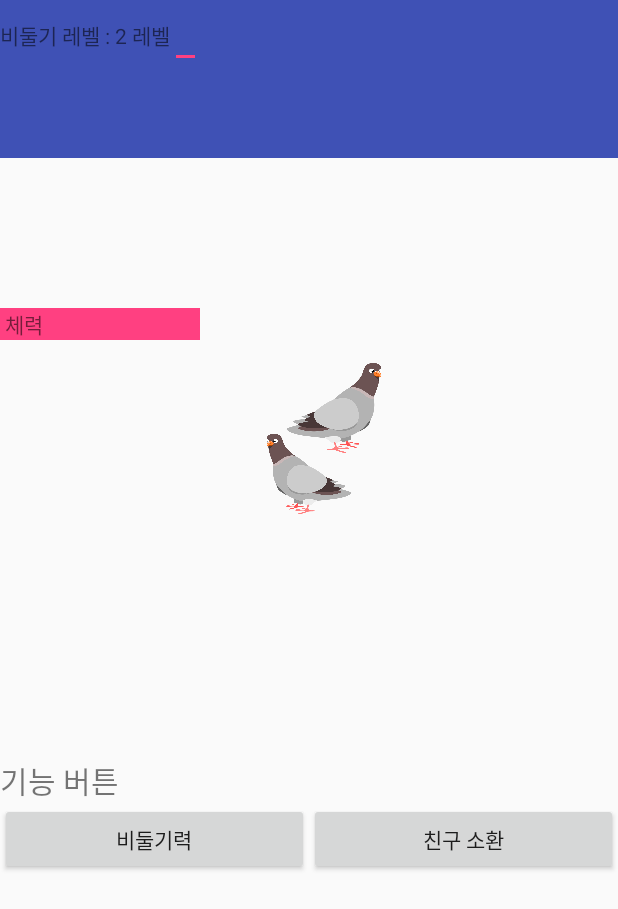
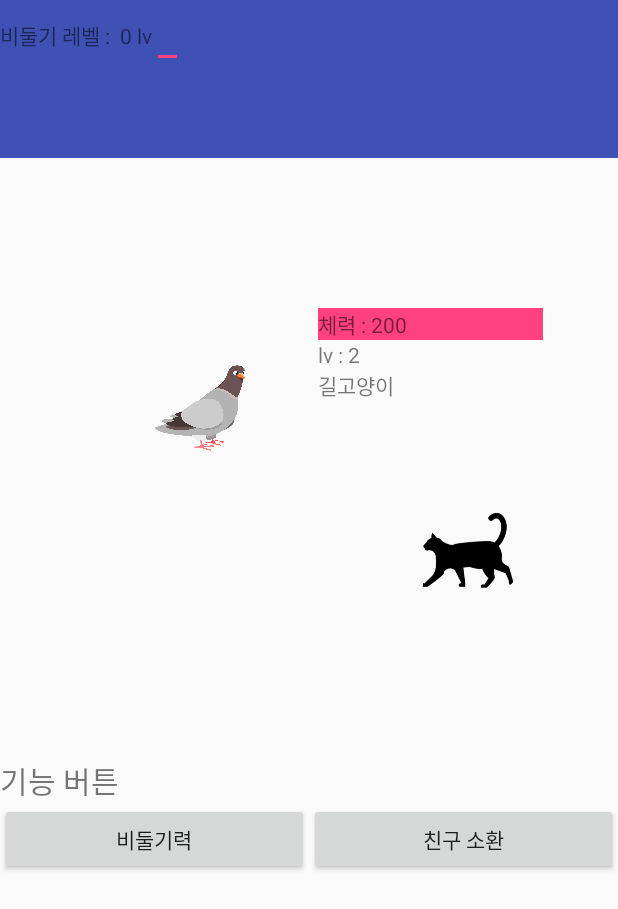
Before and after one commit to wkchoib12345/pigeon_game, an Android app: the screen it shows after launch (MainActivity), after a tap on an icon or button, on a phone screen of 412 x 824 dp. Shown: the top 909 px of the screen. Run offline under Robolectric (Android 15) with nearby library versions, the phone set to English and light mode, and no system bars; libraries missing offline, so code that uses them is left out: android.arch.core; 2 other taps on this screen came first.

Commit message:
enemey class

```diff
--- a/app/src/main/java/com/example/think_coding/pigeon_game/MainActivity.java
+++ b/app/src/main/java/com/example/think_coding/pigeon_game/MainActivity.java
@@ -18,6 +18,8 @@
 import android.widget.RelativeLayout;
 import android.widget.TextView;
 
+import org.w3c.dom.Text;
+
 public class MainActivity extends AppCompatActivity {
 
 
@@ -25,7 +27,6 @@
     ViewGroup pigeon_framelayout;
     ImageView pigeon_1;
     ImageView pigeon_2;
-    ImageView enemey1;
     ViewGroup pigeon_framelayout2;
     ViewGroup pigeon_framelayout3;
     ViewGroup pigeon_framelayout4;
@@ -41,6 +42,11 @@
     String save_name;
 
 
+// 적 관련 변수
+    TextView enemey_health;
+    public ImageView enemey_image;
+    TextView enemey_lv;
+    TextView enemey_name;
 
 
     @Override
@@ -58,32 +64,12 @@
 
 
 
-        enemey1 = (ImageView) findViewById(R.id.enemey1);
+        enemey_image = (ImageView) findViewById(R.id.enemey_image);
         lv_text = (TextView) findViewById(R.id.lv_text);
         lv_plus_view = (TextView) findViewById(R.id.lv_plus_view);
 
         pigeon_1 = (ImageView) findViewById(R.id.pigeon_1);
-        pigeon_1.setOnClickListener(new View.OnClickListener() {
-            @Override
-            public void onClick(View view) {
-                // TODO : click event
 
-                lv = lv + add_num;
-                lv_text.setText(lv + " 레벨");
-                lv_plus_view.setVisibility(View.VISIBLE);
-                new Handler().postDelayed(new Runnable()
-                {
-                    @Override
-                    public void run()
-                    {
-                        //여기에 딜레이 후 시작할 작업들을 입력
-
-                        lv_plus_view.setVisibility(View.INVISIBLE);
-                    }
-                }, 500);// 0.5초 정도 딜레이를 준 후 시작
-
-            }
-        });
         main_layout = (ViewGroup) findViewById(R.id.main_relative);
         pigeon_framelayout = (ViewGroup) findViewById(R.id.pigeon_framelayout);
         pigeon_framelayout2 = (ViewGroup) findViewById(R.id.pigeon_framelayout);
@@ -95,7 +81,7 @@
 
 
         Movable_Layout_Class new_movable_button = new Movable_Layout_Class(this, main_layout, pigeon_framelayout, location, "scale", false);
-        pigeon_framelayout.setVisibility( View.INVISIBLE);
+        pigeon_framelayout.setVisibility( View.VISIBLE);
         FrameLayout.LayoutParams layoutParams = (FrameLayout.LayoutParams) pigeon_framelayout
                 .getLayoutParams();
         layoutParams.leftMargin = 100;
@@ -109,6 +95,20 @@
         layoutParams2.leftMargin = 50;
         layoutParams2.topMargin = 100;
         pigeon_framelayout2.setLayoutParams(layoutParams2);
+
+        Movable_Layout_Class new_movable_button3 = new Movable_Layout_Class(this, main_layout, pigeon_framelayout3, location, "scale", false);
+        FrameLayout.LayoutParams layoutParams3 = (FrameLayout.LayoutParams) pigeon_framelayout3
+                .getLayoutParams();
+        layoutParams3.leftMargin = 50;
+        layoutParams3.topMargin = 100;
+        pigeon_framelayout3.setLayoutParams(layoutParams2);
+
+        Movable_Layout_Class new_movable_button4 = new Movable_Layout_Class(this, main_layout, pigeon_framelayout4, location, "scale", false);
+        FrameLayout.LayoutParams layoutParams4 = (FrameLayout.LayoutParams) pigeon_framelayout4
+                .getLayoutParams();
+        layoutParams4.leftMargin = 50;
+        layoutParams4.topMargin = 100;
+        pigeon_framelayout4.setLayoutParams(layoutParams2);
 
         function_1 = (Button) findViewById(R.id.function_1);
         function_1.setOnClickListener(new View.OnClickListener() {
@@ -126,17 +126,22 @@
             @Override
             public void onClick(View view) {
                 // TODO : click event
+                pigeon_framelayout.setVisibility(View.VISIBLE);
                 pigeon_framelayout2.setVisibility(View.VISIBLE);
-                click_time = click_time+1;
-                if(click_time == 1){
-                    pigeon_framelayout2.setVisibility(View.VISIBLE);
-                }else if(click_time ==2){
-                    pigeon_framelayout2.setVisibility(View.INVISIBLE);
-                    pigeon_framelayout3.setVisibility(View.VISIBLE);
-                }else if(click_time ==3){
-                    pigeon_framelayout3.setVisibility(View.INVISIBLE);
-                    pigeon_framelayout4.setVisibility(View.VISIBLE);
-                }
+
+                pigeon_framelayout3.setVisibility(View.VISIBLE);
+
+
+//                click_time = click_time+1;
+//                if(click_time == 1){
+//                    pigeon_framelayout2.setVisibility(View.VISIBLE);
+//                }else if(click_time ==2){
+//                    pigeon_framelayout2.setVisibility(View.INVISIBLE);
+//                    pigeon_framelayout3.setVisibility(View.VISIBLE);
+//                }else if(click_time ==3){
+//                    pigeon_framelayout3.setVisibility(View.INVISIBLE);
+//                    pigeon_framelayout4.setVisibility(View.VISIBLE);
+//                }
             }
         });
 
@@ -149,16 +154,84 @@
         save_name = name.getText().toString();
 
 
+//        //원본 이미지 Bitmap
+//        Bitmap originalImg = BitmapFactory.decodeResource(getResources(), R.drawable.pigeon_1);
+////좌우반전 이미지 효과 및 Bitmap 만들기
+//        Matrix sideInversion = new Matrix();
+//        sideInversion.setScale(-1, 1);
+//        Bitmap sideInversionImg = Bitmap.createBitmap(originalImg, 0, 0,
+//                originalImg.getWidth(), originalImg.getHeight(), sideInversion, false);
+//        enemey_image.setImageBitmap(sideInversionImg);
+
+        enemey_health = (TextView) findViewById(R.id.enemey_health);
+        enemey_lv = (TextView) findViewById(R.id.enemey_level);
+        enemey_name = (TextView) findViewById(R.id.enemey_name);
+
+        Enemey_class enemey1_pigeon = new Enemey_class(100, "비둘기대왕", 1);
+        enemey_health.setText("체력 : "+ enemey1_pigeon.health + "");
+        enemey_name.setText(enemey1_pigeon.name);
+        enemey_lv.setText("lv : "+enemey1_pigeon.enemey_lv + "");
+
+        Enemey_class enemey2_cat = new Enemey_class(200, "길고양이",2);
+        enemey_health.setText("체력 : "+enemey2_cat.health+ "");
+        enemey_name.setText(enemey2_cat.name);
+        enemey_lv.setText("lv : "+enemey2_cat.enemey_lv + "");
+        enemey_image.setImageResource(R.drawable.cat);
+
         //원본 이미지 Bitmap
-        Bitmap originalImg = BitmapFactory.decodeResource(getResources(), R.drawable.pigeon_1);
+        Bitmap originalImg = BitmapFactory.decodeResource(getResources(), R.drawable.cat);
 //좌우반전 이미지 효과 및 Bitmap 만들기
         Matrix sideInversion = new Matrix();
         sideInversion.setScale(-1, 1);
         Bitmap sideInversionImg = Bitmap.createBitmap(originalImg, 0, 0,
                 originalImg.getWidth(), originalImg.getHeight(), sideInversion, false);
-        enemey1.setImageBitmap(sideInversionImg);
+        enemey_image.setImageBitmap(sideInversionImg);
 
 
+        pigeon_1.setOnClickListener(new View.OnClickListener() {
+            @Override
+            public void onClick(View view) {
+                // TODO : click event
 
+//                lv = lv + add_num;
+//                lv_text.setText(lv + " 레벨");
+//                lv_plus_view.setVisibility(View.VISIBLE);
+//                new Handler().postDelayed(new Runnable()
+//                {
+//                    @Override
+//                    public void run()
+//                    {
+//                        //여기에 딜레이 후 시작할 작업들을 입력
+//
+//                        lv_plus_view.setVisibility(View.INVISIBLE);
+//                    }
+//                }, 500);// 0.5초 정도 딜레이를 준 후 시작
+
+//                enemey2_cat.health =  enemey2_cat.health - 10;
+
+            }
+        });
     }//oncree 끝
+
+    public void attack() {
+    }
+
+    class Enemey_class{
+        int health;
+        int enemey_lv;
+        String name;
+        ImageView character_img;
+        ImageView Img_effect;
+
+        private Enemey_class(int input_health, String input_name, int input_enemey_lv){
+            health = input_health;
+            name = input_name;
+            enemey_lv = input_enemey_lv;
+        }
+
+        void data_setting(){
+            health = health - 10;
+        }
+
+    }
 }
--- a/app/src/main/java/com/example/think_coding/pigeon_game/Movable_Layout_Class.java
+++ b/app/src/main/java/com/example/think_coding/pigeon_game/Movable_Layout_Class.java
@@ -122,8 +122,7 @@
 
 
 
-    public View.OnTouchListener onTouchListener() {
-        return new View.OnTouchListener() {
+    public View.OnTouchListener onTouchListener() { return new View.OnTouchListener() {
 
             @SuppressLint("ClickableViewAccessibility")
             @Override
@@ -149,7 +148,6 @@
 
                         case MotionEvent.ACTION_UP:
 //                        Toast.makeText(mainactivity_context,"thanks for new location!", Toast.LENGTH_SHORT).show();
-
 
 //saving _xy location
                             location_savaer = PreferenceManager.getDefaultSharedPreferences(mainactivity_context);
--- a/app/src/main/res/layout/game_playview.xml
+++ b/app/src/main/res/layout/game_playview.xml
@@ -51,38 +51,39 @@
                 android:text=""/>
 
             <FrameLayout
-            android:layout_width="wrap_content"
-            android:layout_height="200dp"
-            android:id="@+id/pigeon_framelayout">
+                android:layout_width="200dp"
+                android:layout_height="200dp"
+                android:id="@+id/pigeon_framelayout">
                 <ImageView
-                    android:layout_width="wrap_content"
-                    android:layout_height="wrap_content"
+                    android:layout_width="200dp"
+                    android:layout_height="200dp"
                     android:scaleX="0.3"
                     android:scaleY="0.3"
                     android:id="@+id/pigeon_1"
                     android:src="@drawable/pigeon_1"/>
             </FrameLayout>
             <FrameLayout
-                android:layout_width="wrap_content"
+                android:layout_width="200dp"
                 android:layout_height="200dp"
                 android:id="@+id/pigeon_framelayout2"
                 android:visibility="invisible">
+
                 <ImageView
-                    android:layout_width="wrap_content"
-                    android:layout_height="wrap_content"
+                    android:layout_width="200dp"
+                    android:layout_height="200dp"
                     android:scaleX="0.3"
                     android:scaleY="0.3"
                     android:id="@+id/pigeon_2"
                     android:src="@drawable/pigeon_1"/>
             </FrameLayout>
             <FrameLayout
-                android:layout_width="wrap_content"
+                android:layout_width="200dp"
                 android:layout_height="200dp"
                 android:id="@+id/pigeon_framelayout3"
                 android:visibility="invisible">
                 <ImageView
-                    android:layout_width="wrap_content"
-                    android:layout_height="wrap_content"
+                    android:layout_width="200dp"
+                    android:layout_height="200dp"
                     android:scaleX="0.3"
                     android:scaleY="0.3"
                     android:id="@+id/pigeon_3"
@@ -93,6 +94,11 @@
                 android:layout_height="200dp"
                 android:id="@+id/pigeon_framelayout4"
                 android:visibility="invisible">
+                <TextView
+                    android:layout_width="200dp"
+                    android:layout_height="200dp"
+                    android:text=" 체력 "
+                    android:background="@color/colorAccent"/>
                 <ImageView
                     android:layout_width="wrap_content"
                     android:layout_height="wrap_content"
@@ -102,27 +108,40 @@
                     android:src="@drawable/pigeon_1"/>
             </FrameLayout>
             <FrameLayout
-                android:layout_width="wrap_content"
+                android:layout_width="200dp"
                 android:layout_height="200dp"
                 android:id="@+id/enemey_framelayout1"
                 android:visibility="visible"
                 android:layout_gravity="right|center_vertical">
                 <LinearLayout
-                    android:layout_width="wrap_content"
-                    android:layout_height="wrap_content"
+                    android:layout_width="150dp"
+                    android:layout_height="200dp"
                     android:orientation="vertical">
                     <TextView
-                        android:layout_width="200px"
+                        android:layout_width="150dp"
                         android:layout_height="wrap_content"
                         android:text=" 체력 "
+                        android:id="@+id/enemey_health"
                         android:background="@color/colorAccent"/>
+                    <TextView
+                        android:layout_width="150dp"
+                        android:layout_height="wrap_content"
+                        android:text=""
+                        android:id="@+id/enemey_level"
+                        />
+                    <TextView
+                        android:layout_width="150dp"
+                        android:layout_height="wrap_content"
+                        android:text=""
+                        android:id="@+id/enemey_name"/>
                     <ImageView
-                        android:layout_width="wrap_content"
-                        android:layout_height="wrap_content"
+                        android:layout_width="200dp"
+                        android:layout_height="200dp"
                         android:scaleX="0.3"
                         android:scaleY="0.3"
-                        android:id="@+id/enemey1"
+                        android:id="@+id/enemey_image"
                         android:src="@drawable/pigeon_1"/>
+
                 </LinearLayout>
             </FrameLayout>
 
```
Also changed, not shown: app/src/main/res/drawable/cat.png (added).
